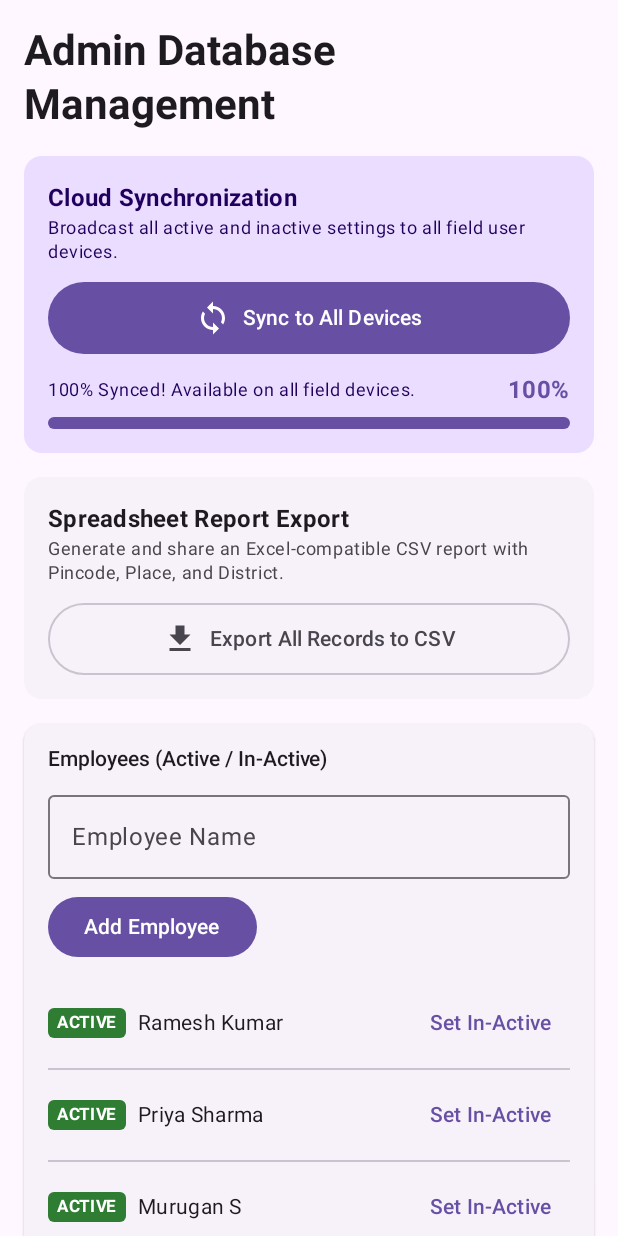
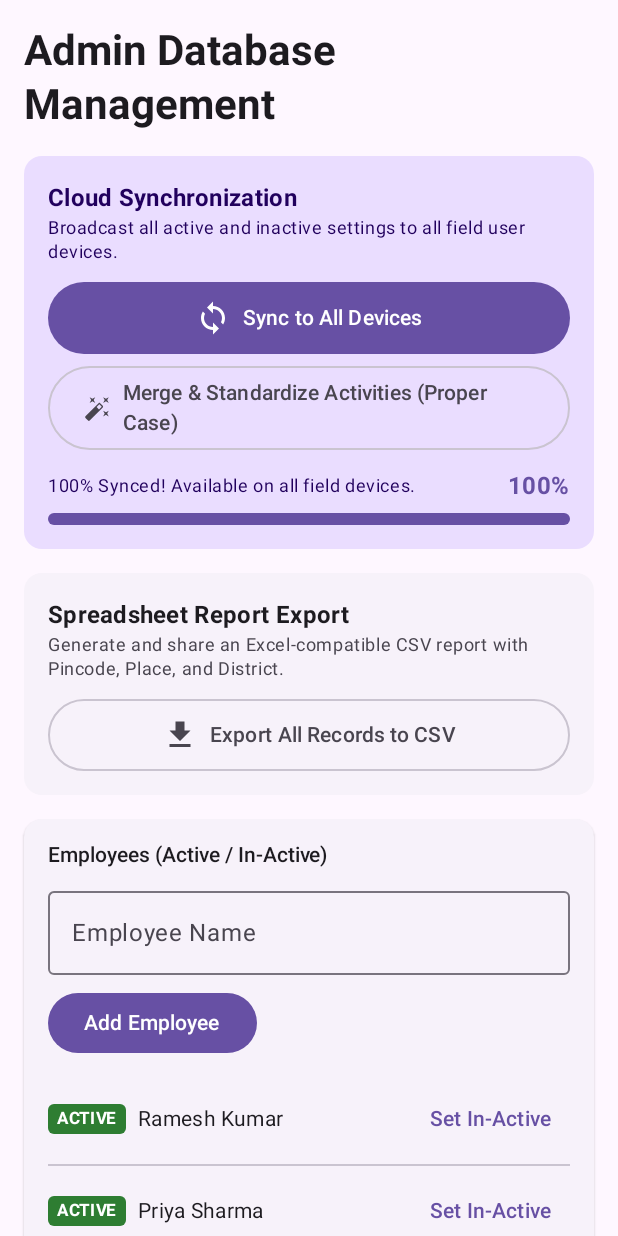
Before and after one commit to sachidanand-n/work-tracker-app, an Android app built with Jetpack Compose: the composable AdminPanelScreen shown on its own in the app's theme, after a tap on "Sync to All Devices", on a phone screen of 412 x 824 dp. Run offline under Robolectric (Android 15) with nearby library versions, the phone set to English and light mode, and no system bars; our stand-ins replace Firebase (no records; nobody signed in at launch, a user with empty details on screens opened directly).

Commit message:
Update AdminPanelScreen.kt

```diff
--- a/app/src/main/java/com/example/worktracker/AdminPanelScreen.kt
+++ b/app/src/main/java/com/example/worktracker/AdminPanelScreen.kt
@@ -9,6 +9,7 @@ import androidx.compose.foundation.rememberScrollState
 import androidx.compose.foundation.shape.RoundedCornerShape
 import androidx.compose.foundation.verticalScroll
 import androidx.compose.material.icons.Icons
+import androidx.compose.material.icons.filled.AutoFixHigh
 import androidx.compose.material.icons.filled.FileDownload
 import androidx.compose.material.icons.filled.Sync
 import androidx.compose.material3.*
@@ -89,7 +90,19 @@ fun AdminPanelScreen(viewModel: WorkViewModel) {
                     Text(if (isSyncing) "Synchronizing ($percentage)..." else "Sync to All Devices")
                 }
 
-                if (isSyncing || progress > 0f || hasError) {
+                Spacer(modifier = Modifier.height(8.dp))
+
+                OutlinedButton(
+                    onClick = { viewModel.standardizeAndMergeActivitiesInCloud() },
+                    modifier = Modifier.fillMaxWidth(),
+                    enabled = !isSyncing
+                ) {
+                    Icon(Icons.Default.AutoFixHigh, contentDescription = null, modifier = Modifier.size(18.dp))
+                    Spacer(modifier = Modifier.width(8.dp))
+                    Text("Merge & Standardize Activities (Proper Case)")
+                }
+
+                if (isSyncing || progress > 0f || hasError || syncStatus.isNotEmpty()) {
                     Spacer(modifier = Modifier.height(12.dp))
                     Row(
                         modifier = Modifier.fillMaxWidth(),
@@ -111,7 +124,7 @@ fun AdminPanelScreen(viewModel: WorkViewModel) {
                             color = if (hasError) MaterialTheme.colorScheme.error else MaterialTheme.colorScheme.primary
                         )
                     }
-                    if (!hasError) {
+                    if (!hasError && (isSyncing || progress > 0f)) {
                         Spacer(modifier = Modifier.height(6.dp))
                         LinearProgressIndicator(
                             progress = { progress },
@@ -221,15 +234,20 @@ fun AdminPanelScreen(viewModel: WorkViewModel) {
             }
         }
 
-        // --- 5. ACTIVITIES (ACTIVE / IN-ACTIVE) ---
+        // --- 5. ACTIVITIES (ACTIVE / IN-ACTIVE + AUTO PROPER CASE) ---
         ElevatedCard(modifier = Modifier.fillMaxWidth()) {
             Column(modifier = Modifier.padding(16.dp)) {
-                Text("Activities (Active / In-Active)", fontWeight = FontWeight.SemiBold)
+                Text("Activities (Auto Proper Case)", fontWeight = FontWeight.SemiBold)
                 Spacer(modifier = Modifier.height(8.dp))
                 OutlinedTextField(
                     value = newActivity,
                     onValueChange = { newActivity = it },
                     label = { Text("e.g. Quality Inspection") },
+                    supportingText = {
+                        if (newActivity.isNotBlank()) {
+                            Text("Will be saved as: ${viewModel.formatProperCase(newActivity)}")
+                        }
+                    },
                     modifier = Modifier.fillMaxWidth()
                 )
                 Spacer(modifier = Modifier.height(8.dp))
@@ -291,7 +309,7 @@ fun MasterItemStatusRow(item: MasterItem, onToggle: () -> Unit) {
 }
 
 private fun shareRecordsAsCsv(context: Context, records: List<WorkRecord>) {
-    val headers = "Work ID,Date,Employee Name,Customer Name,Phone Number,Pincode,Place,District,Visit Count,Total Amount,Advance Amount,Pending Amount\n"
+    val headers = "Work ID,Date,Employee Name,Customer Name,Phone Number,Pincode,Place,District,Activity,Visit Count,Total Amount,Advance Amount,Pending Amount\n"
 
     val rows = records.joinToString("\n") { record ->
         val safeCustomer = record.customerName.replace("\"", "\"\"")
@@ -300,7 +318,7 @@ private fun shareRecordsAsCsv(context: Context, records: List<WorkRecord>) {
         val safeEmployee = record.employeeName.replace("\"", "\"\"")
         val safeActivity = record.activity.replace("\"", "\"\"")
 
-        "\"${record.workId}\",\"${record.date}\",\"$safeEmployee\",\"$safeCustomer\",\"${record.phoneNumber}\",\"${record.pincode}\",\"$safePlace\",\"$safeDistrict\",\"${record.visitCount}\",${record.totalAmount},${record.advanceAmount},${record.pendingAmount}"
+        "\"${record.workId}\",\"${record.date}\",\"$safeEmployee\",\"$safeCustomer\",\"${record.phoneNumber}\",\"${record.pincode}\",\"$safePlace\",\"$safeDistrict\",\"$safeActivity\",\"${record.visitCount}\",${record.totalAmount},${record.advanceAmount},${record.pendingAmount}"
     }
 
     val csvContent = headers + rows
```
